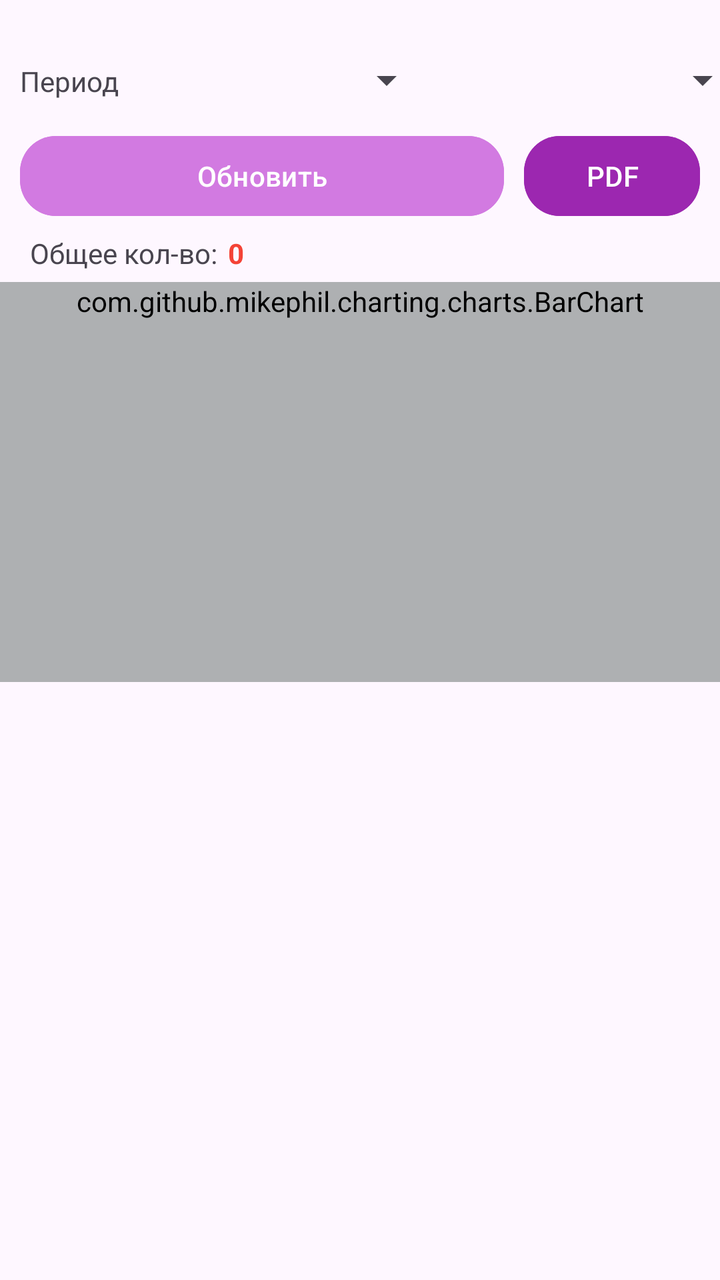
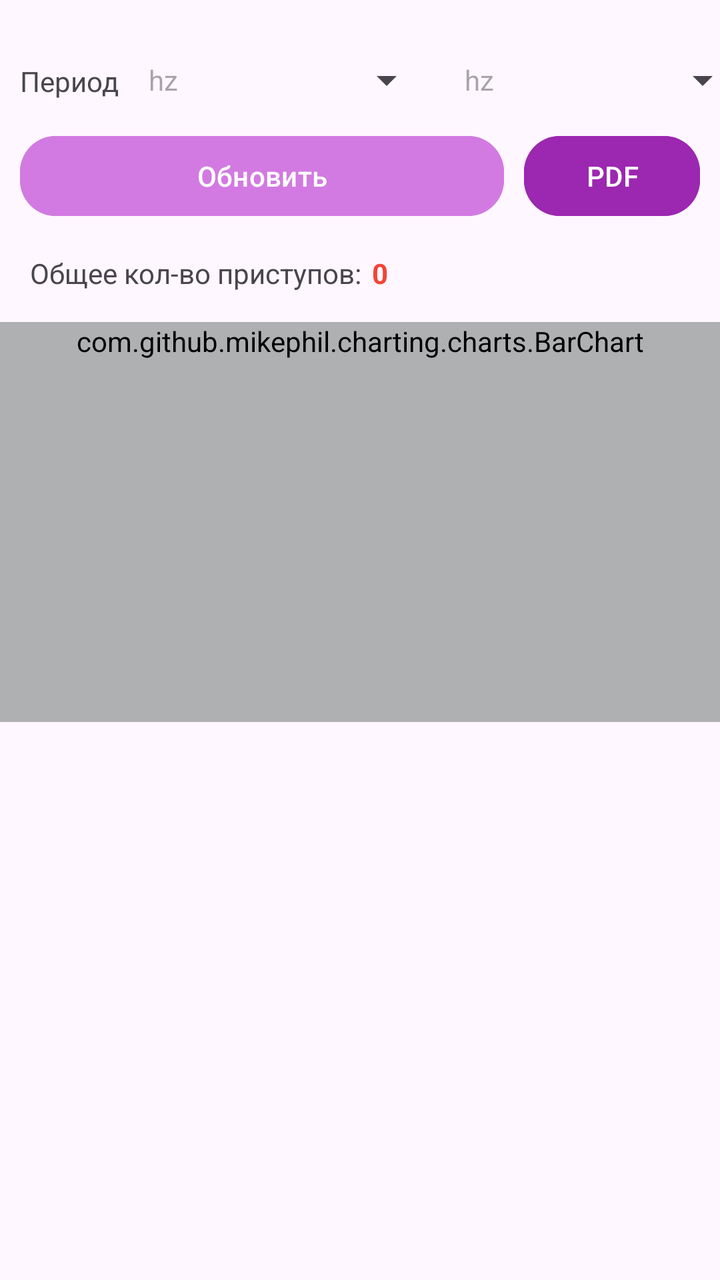

The first picture is an Android layout as it rendered before a commit; the second is the same layout after the commit. The layout source and the unified diff follow.
<!-- AndroidManifest.xml: application theme Theme.AppFond -->
<!-- res/layout/fragment_history.xml -->
<?xml version="1.0" encoding="utf-8"?>
<androidx.constraintlayout.widget.ConstraintLayout xmlns:android="http://schemas.android.com/apk/res/android"
    xmlns:app="http://schemas.android.com/apk/res-auto"
    xmlns:tools="http://schemas.android.com/tools"
    android:layout_width="match_parent"
    android:layout_height="match_parent"
    >

    <EditText
        android:id="@+id/fieldDatePerEndF"
        style="@style/Widget.AppCompat.Spinner"
        android:layout_width="143dp"
        android:layout_height="48dp"
        android:layout_marginStart="15dp"
        android:autofillHints=""
        android:editable="false"
        android:ems="10"
        android:enabled="true"
        android:hint="@string/res_some_unknown_field"
        android:minHeight="48dp"
        app:layout_constraintStart_toEndOf="@+id/fieldDatePerBegF"
        app:layout_constraintTop_toBottomOf="@+id/progressBarHistEpF"
        tools:ignore="SpeakableTextPresentCheck" />

    <EditText
        android:id="@+id/fieldDatePerBegF"
        style="@style/Widget.AppCompat.Spinner"
        android:layout_width="143dp"
        android:layout_height="48dp"
        android:layout_marginStart="15dp"
        android:autofillHints=""
        android:editable="false"
        android:ems="10"
        android:enabled="true"
        android:hint="@string/res_some_unknown_field"
        android:minHeight="48dp"
        app:layout_constraintStart_toEndOf="@+id/textView11F"
        app:layout_constraintTop_toBottomOf="@+id/progressBarHistEpF"
        tools:ignore="SpeakableTextPresentCheck" />

    <Button
        android:id="@+id/buttonUpdateDataF"
        android:layout_width="0dp"
        android:layout_height="48dp"
        android:layout_marginStart="10dp"
        android:layout_marginEnd="10dp"
        android:backgroundTint="@color/fiol_bleed"
        android:text="Обновить"
        app:cornerRadius="18dp"
        app:iconSize="15dp"
        app:layout_constraintEnd_toStartOf="@+id/buttonToPDFF"
        app:layout_constraintStart_toStartOf="parent"
        app:layout_constraintTop_toBottomOf="@+id/fieldDatePerEndF" />

    <ProgressBar
        android:id="@+id/progressBarHistEpF"
        style="?android:attr/progressBarStyleHorizontal"
        android:layout_width="0dp"
        android:layout_height="wrap_content"
        android:indeterminate="true"
        android:indeterminateTint="@color/fiol"
        android:visibility="invisible"
        app:layout_constraintEnd_toEndOf="parent"
        app:layout_constraintStart_toStartOf="parent"
        app:layout_constraintTop_toTopOf="parent" />

    <com.github.mikephil.charting.charts.BarChart
        android:id="@+id/barChartEpiF"
        android:layout_width="0dp"
        android:layout_height="wrap_content"
        android:layout_marginTop="5dp"
        android:background="@color/gray_light"
        android:backgroundTint="@color/gray_light"
        android:minHeight="200dp"
        android:scrollbars="horizontal"
        app:layout_constraintEnd_toEndOf="parent"
        app:layout_constraintHorizontal_bias="0.0"
        app:layout_constraintStart_toStartOf="parent"
        app:layout_constraintTop_toBottomOf="@+id/labelCountPeriodF">


    </com.github.mikephil.charting.charts.BarChart>

    <androidx.recyclerview.widget.RecyclerView
        android:id="@+id/episode_list_viewF"
        android:layout_width="0dp"
        android:layout_height="0dp"
        android:layout_marginTop="10dp"
        app:layout_constraintBottom_toBottomOf="parent"
        app:layout_constraintEnd_toEndOf="parent"
        app:layout_constraintStart_toStartOf="parent"
        app:layout_constraintTop_toBottomOf="@+id/barChartEpiF" />

    <TextView
        android:id="@+id/textView11F"
        android:layout_width="wrap_content"
        android:layout_height="wrap_content"
        android:layout_marginStart="10dp"
        android:layout_marginTop="15dp"
        android:text="Период"
        app:layout_constraintStart_toStartOf="parent"
        app:layout_constraintTop_toBottomOf="@+id/progressBarHistEpF" />

    <TextView
        android:id="@+id/textView16F"
        android:layout_width="wrap_content"
        android:layout_height="wrap_content"
        android:layout_marginStart="15dp"
        android:layout_marginTop="5dp"
        android:text="Общее кол-во:"
        app:layout_constraintStart_toStartOf="parent"
        app:layout_constraintTop_toBottomOf="@+id/buttonUpdateDataF" />

    <TextView
        android:id="@+id/labelCountPeriodF"
        android:layout_width="wrap_content"
        android:layout_height="wrap_content"
        android:layout_marginStart="5dp"
        android:layout_marginTop="5dp"
        android:text="0"
        android:textColor="@color/red"
        android:textStyle="bold"
        app:layout_constraintStart_toEndOf="@+id/textView16F"
        app:layout_constraintTop_toBottomOf="@+id/buttonUpdateDataF" />

    <Button
        android:id="@+id/buttonToPDFF"
        android:layout_width="wrap_content"
        android:layout_height="wrap_content"
        android:layout_marginEnd="10dp"
        android:backgroundTint="@color/fiol"
        android:text="PDF"
        app:cornerRadius="18dp"
        app:layout_constraintEnd_toEndOf="parent"
        app:layout_constraintTop_toBottomOf="@+id/fieldDatePerEndF" />
</androidx.constraintlayout.widget.ConstraintLayout>
<!-- resources referenced by this layout -->
<resources>
  <color name="fiol">#9C27B0</color>
  <color name="fiol_bleed">#D27AE1</color>
  <color name="gray_light">#AEB0B2</color>
  <color name="red">#F44336</color>
  <string name="res_some_unknown_field" />
  <style name="Theme.AppFond" parent="Theme.MaterialComponents.DayNight.NoActionBar">
          
          <item name="colorPrimary">@color/fiol</item>
          <item name="colorPrimaryVariant">@color/fiol</item>
          <item name="colorOnPrimary">@color/white</item>
          
          <item name="colorSecondary">@color/purple_400</item>
          <item name="colorSecondaryVariant">@color/purple_800</item>
          <item name="colorOnSecondary">@color/black</item>
          
          <item name="android:statusBarColor">?attr/colorPrimaryVariant</item>
          
      </style>
  <color name="white">#FFFFFFFF</color>
  <color name="black">#FF000000</color>
</resources>

<!-- the commit's change to res/layout/fragment_history.xml (unified diff, before → after) -->
@@ -45,7 +45,7 @@
         android:layout_marginStart="10dp"
         android:layout_marginEnd="10dp"
         android:backgroundTint="@color/fiol_bleed"
-        android:text="Обновить"
+        android:text="@string/textUpdate"
         app:cornerRadius="18dp"
         app:iconSize="15dp"
         app:layout_constraintEnd_toStartOf="@+id/buttonToPDFF"
@@ -68,7 +68,7 @@
         android:id="@+id/barChartEpiF"
         android:layout_width="0dp"
         android:layout_height="wrap_content"
-        android:layout_marginTop="5dp"
+        android:layout_marginTop="15dp"
         android:background="@color/gray_light"
         android:backgroundTint="@color/gray_light"
         android:minHeight="200dp"
@@ -97,7 +97,7 @@
         android:layout_height="wrap_content"
         android:layout_marginStart="10dp"
         android:layout_marginTop="15dp"
-        android:text="Период"
+        android:text="@string/textPeriod"
         app:layout_constraintStart_toStartOf="parent"
         app:layout_constraintTop_toBottomOf="@+id/progressBarHistEpF" />
 
@@ -106,8 +106,8 @@
         android:layout_width="wrap_content"
         android:layout_height="wrap_content"
         android:layout_marginStart="15dp"
-        android:layout_marginTop="5dp"
-        android:text="Общее кол-во:"
+        android:layout_marginTop="15dp"
+        android:text="@string/textAllCntEpisodes"
         app:layout_constraintStart_toStartOf="parent"
         app:layout_constraintTop_toBottomOf="@+id/buttonUpdateDataF" />
 
@@ -116,7 +116,7 @@
         android:layout_width="wrap_content"
         android:layout_height="wrap_content"
         android:layout_marginStart="5dp"
-        android:layout_marginTop="5dp"
+        android:layout_marginTop="15dp"
         android:text="0"
         android:textColor="@color/red"
         android:textStyle="bold"
<!-- resource entries referenced after the edit -->
@@ -4,7 +4,10 @@
   <color name="fiol_bleed">#D27AE1</color>
   <color name="gray_light">#AEB0B2</color>
   <color name="red">#F44336</color>
-  <string name="res_some_unknown_field" />
+  <string name="res_some_unknown_field">hz</string>
+  <string name="textAllCntEpisodes">Общее кол-во приступов: </string>
+  <string name="textPeriod">Период</string>
+  <string name="textUpdate">Обновить</string>
   <style name="Theme.AppFond" parent="Theme.MaterialComponents.DayNight.NoActionBar">
           
           <item name="colorPrimary">@color/fiol</item>
